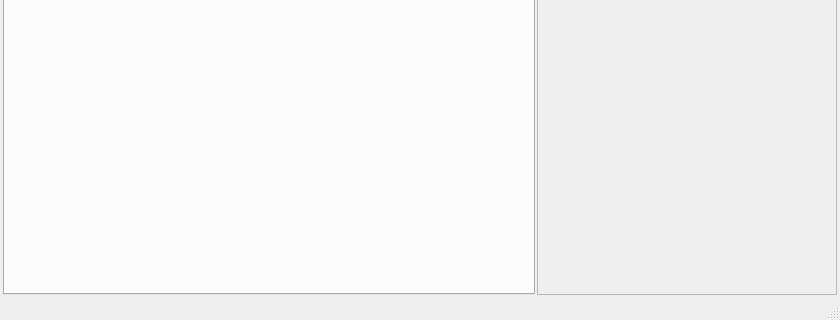
Above: Src/Editor/Forms/MainWindow.ui from bnagybalint/BoloDemoEngine before the change; both pictures show x 0 to 840 and y 224 to 544 of the 840 by 544 pixel window. Below: the same form after it.
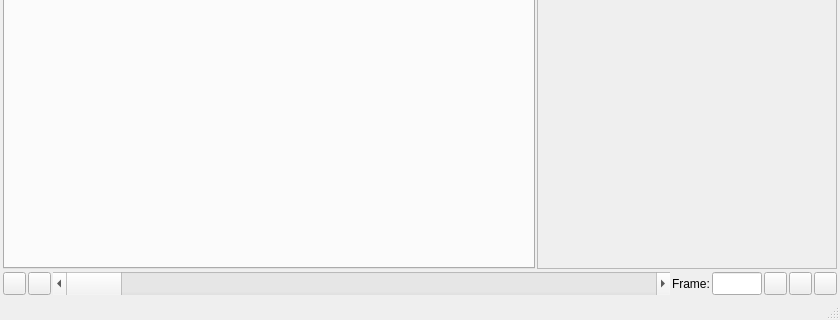
That is the form after the change.

```diff
--- a/Src/Editor/Forms/MainWindow.ui
+++ b/Src/Editor/Forms/MainWindow.ui
@@ -178,7 +178,7 @@
                    <x>0</x>
                    <y>0</y>
                    <width>298</width>
-                   <height>471</height>
+                   <height>445</height>
                   </rect>
                  </property>
                  <layout class="QVBoxLayout" name="verticalLayout_4"/>
@@ -195,6 +195,140 @@
       </layout>
      </widget>
     </item>
+    <item>
+     <widget class="QWidget" name="mainWindow_timelineWidget" native="true">
+      <layout class="QHBoxLayout" name="horizontalLayout">
+       <property name="spacing">
+        <number>2</number>
+       </property>
+       <property name="leftMargin">
+        <number>0</number>
+       </property>
+       <property name="topMargin">
+        <number>0</number>
+       </property>
+       <property name="rightMargin">
+        <number>0</number>
+       </property>
+       <property name="bottomMargin">
+        <number>0</number>
+       </property>
+       <item>
+        <widget class="QPushButton" name="timelineWidget_addKeyPushButton">
+         <property name="maximumSize">
+          <size>
+           <width>23</width>
+           <height>23</height>
+          </size>
+         </property>
+         <property name="text">
+          <string/>
+         </property>
+        </widget>
+       </item>
+       <item>
+        <widget class="QPushButton" name="timelineWidget_deleteKeyPushButton">
+         <property name="maximumSize">
+          <size>
+           <width>23</width>
+           <height>23</height>
+          </size>
+         </property>
+         <property name="text">
+          <string/>
+         </property>
+        </widget>
+       </item>
+       <item>
+        <widget class="QScrollBar" name="timelineWidget_timelineScrollbar">
+         <property name="minimumSize">
+          <size>
+           <width>0</width>
+           <height>23</height>
+          </size>
+         </property>
+         <property name="orientation">
+          <enum>Qt::Horizontal</enum>
+         </property>
+        </widget>
+       </item>
+       <item>
+        <widget class="QLabel" name="label">
+         <property name="sizePolicy">
+          <sizepolicy hsizetype="Maximum" vsizetype="Preferred">
+           <horstretch>0</horstretch>
+           <verstretch>0</verstretch>
+          </sizepolicy>
+         </property>
+         <property name="text">
+          <string>Frame:</string>
+         </property>
+        </widget>
+       </item>
+       <item>
+        <widget class="QLineEdit" name="lineEdit">
+         <property name="sizePolicy">
+          <sizepolicy hsizetype="Fixed" vsizetype="Fixed">
+           <horstretch>0</horstretch>
+           <verstretch>0</verstretch>
+          </sizepolicy>
+         </property>
+         <property name="minimumSize">
+          <size>
+           <width>0</width>
+           <height>23</height>
+          </size>
+         </property>
+         <property name="maximumSize">
+          <size>
+           <width>50</width>
+           <height>16777215</height>
+          </size>
+         </property>
+        </widget>
+       </item>
+       <item>
+        <widget class="QPushButton" name="timelineWidget_playPausePushButton">
+         <property name="maximumSize">
+          <size>
+           <width>23</width>
+           <height>23</height>
+          </size>
+         </property>
+         <property name="text">
+          <string/>
+         </property>
+        </widget>
+       </item>
+       <item>
+        <widget class="QPushButton" name="timelineWidget_stopPushButton">
+         <property name="maximumSize">
+          <size>
+           <width>23</width>
+           <height>23</height>
+          </size>
+         </property>
+         <property name="text">
+          <string/>
+         </property>
+        </widget>
+       </item>
+       <item>
+        <widget class="QPushButton" name="timelineWidget_rewindPushButton">
+         <property name="maximumSize">
+          <size>
+           <width>23</width>
+           <height>23</height>
+          </size>
+         </property>
+         <property name="text">
+          <string/>
+         </property>
+        </widget>
+       </item>
+      </layout>
+     </widget>
+    </item>
    </layout>
   </widget>
   <widget class="QStatusBar" name="statusBar"/>
```
Left out of the diff: 6 changed lines with no effect on the pictures.
